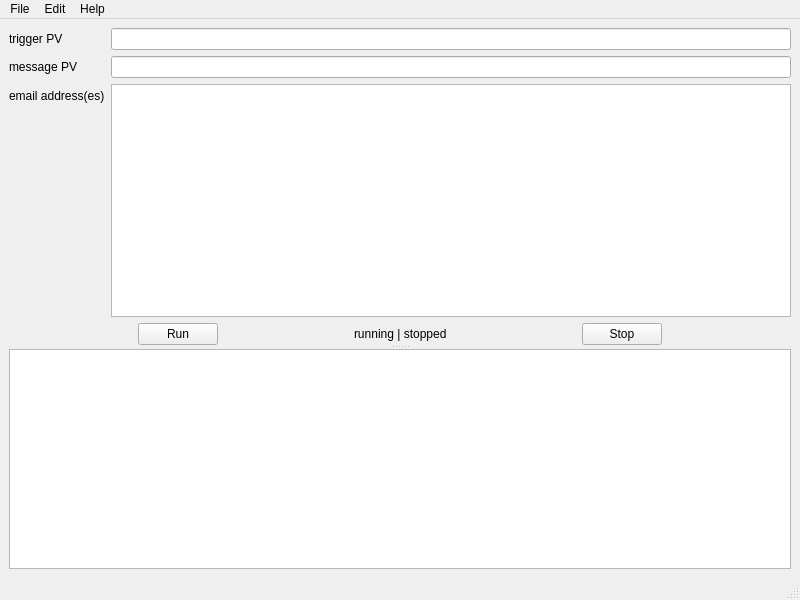
Qt form src/PvMail/gui.ui (BCDA-APS/pvMail) before a commit.
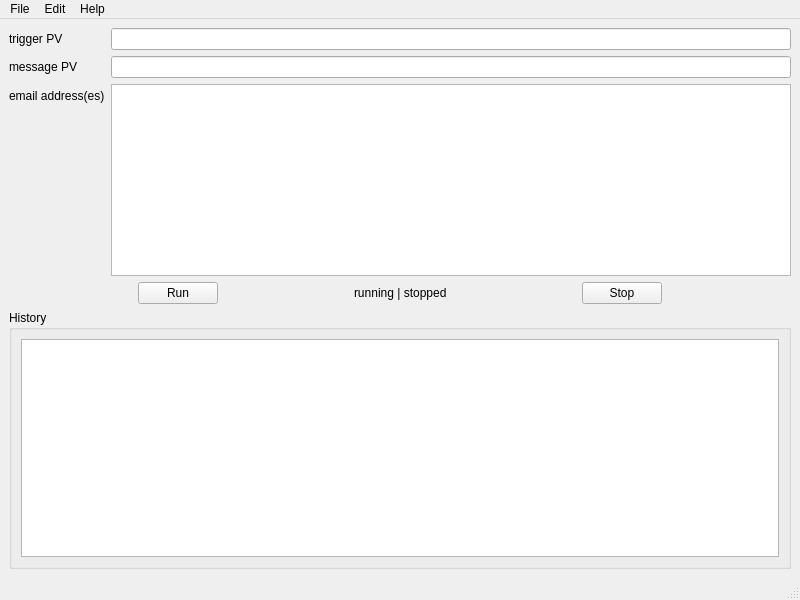
The same form after that commit.

Commit message: refs #1: QGroupBox to describe history

What changed in the file:
```diff
--- a/src/PvMail/gui.ui
+++ b/src/PvMail/gui.ui
@@ -139,7 +139,18 @@
         </item>
        </layout>
       </widget>
-      <widget class="QTextBrowser" name="w_history"/>
+     </widget>
+    </item>
+    <item row="1" column="0">
+     <widget class="QGroupBox" name="groupBox">
+      <property name="title">
+       <string>History</string>
+      </property>
+      <layout class="QGridLayout" name="gridLayout_2">
+       <item row="0" column="0">
+        <widget class="QTextBrowser" name="textBrowser"/>
+       </item>
+      </layout>
      </widget>
     </item>
    </layout>
```
